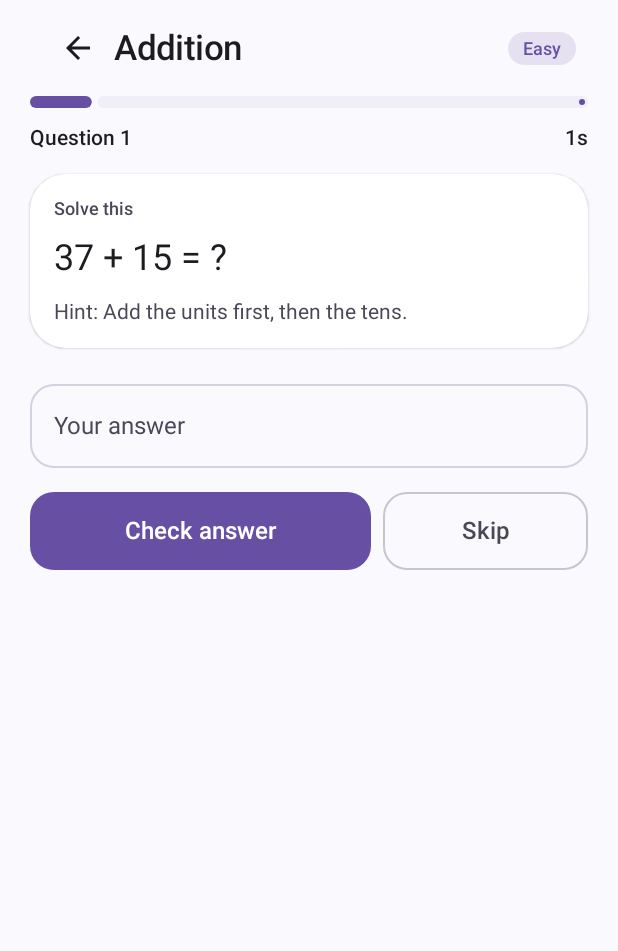
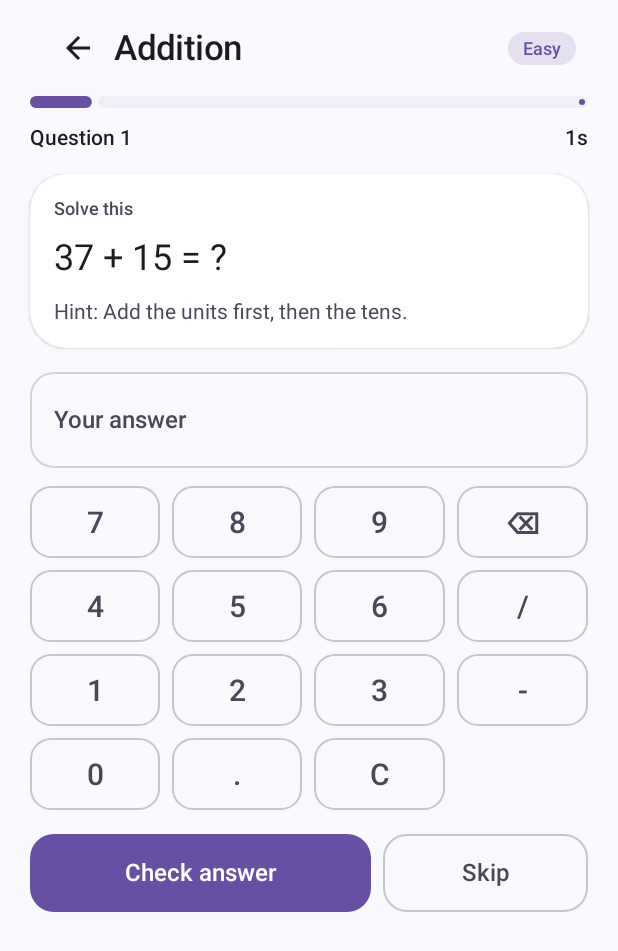
Before and after one commit to praryan63/Mathmaster-, an Android app built with Jetpack Compose: the screen it shows after launch (MainActivity), after a tap on "Addition", on a phone screen of 412 x 824 dp. Shown: the top 951 px of the screen. Run offline under Robolectric (Android 15) with nearby library versions, the phone set to English and light mode, and no system bars; our stand-ins replace Room's generated code.

Commit message:
add number keypad

```diff
--- a/app/src/main/java/com/mathmaster/app/ui/common/Components.kt
+++ b/app/src/main/java/com/mathmaster/app/ui/common/Components.kt
@@ -1,5 +1,9 @@
 package com.mathmaster.app.ui.common
 
+import androidx.compose.foundation.border
+import androidx.compose.foundation.layout.Box
+import androidx.compose.foundation.layout.PaddingValues
+import androidx.compose.foundation.layout.RowScope
 import androidx.compose.material.icons.Icons
 import androidx.compose.material.icons.automirrored.filled.ArrowBack
 import androidx.compose.foundation.Canvas
@@ -203,7 +207,7 @@ fun Chip(text: String, color: Color = MaterialTheme.colorScheme.primary) {
 }
 
 @Composable
-fun AnswerField(
+fun AnswerFieldOld(
     value: String,
     onValueChange: (String) -> Unit,
     onSubmit: () -> Unit,
@@ -294,3 +298,79 @@ fun LinearProgressIndicatorCompat(progress: Float, modifier: Modifier = Modifier
         trackColor = MaterialTheme.colorScheme.surfaceVariant
     )
 }
+
+@Composable
+fun AnswerField(
+    value: String,
+    onValueChange: (String) -> Unit,
+    onSubmit: () -> Unit,
+    enabled: Boolean = true,
+    label: String = "Your answer",
+    showYesNo: Boolean = false
+) {
+    Column(modifier = Modifier.fillMaxWidth()) {
+        Box(
+            modifier = Modifier
+                .fillMaxWidth()
+                .height(64.dp)
+                .border(1.dp, MaterialTheme.colorScheme.outline, RoundedCornerShape(16.dp))
+                .padding(horizontal = 16.dp),
+            contentAlignment = Alignment.CenterStart
+        ) {
+            if (value.isEmpty()) {
+                Text(
+                    label,
+                    style = MaterialTheme.typography.titleMedium,
+                    color = MaterialTheme.colorScheme.onSurfaceVariant
+                )
+            } else {
+                Text(value, style = MaterialTheme.typography.headlineSmall)
+            }
+        }
+        Spacer(modifier = Modifier.height(12.dp))
+        if (showYesNo) {
+            Row(horizontalArrangement = Arrangement.spacedBy(8.dp), modifier = Modifier.fillMaxWidth()) {
+                PadKey("Yes", enabled) { onValueChange("yes") }
+                PadKey("No", enabled) { onValueChange("no") }
+            }
+        } else {
+            val rows = listOf(
+                listOf("7", "8", "9", "⌫"),
+                listOf("4", "5", "6", "/"),
+                listOf("1", "2", "3", "-"),
+                listOf("0", ".", "C", "")
+            )
+            rows.forEachIndexed { index, keys ->
+                if (index > 0) Spacer(modifier = Modifier.height(8.dp))
+                Row(horizontalArrangement = Arrangement.spacedBy(8.dp), modifier = Modifier.fillMaxWidth()) {
+                    keys.forEach { key ->
+                        if (key.isEmpty()) {
+                            Spacer(modifier = Modifier.weight(1f))
+                        } else {
+                            PadKey(key, enabled) {
+                                when (key) {
+                                    "⌫" -> onValueChange(value.dropLast(1))
+                                    "C" -> onValueChange("")
+                                    else -> onValueChange(value + key)
+                                }
+                            }
+                        }
+                    }
+                }
+            }
+        }
+    }
+}
+
+@Composable
+private fun RowScope.PadKey(label: String, enabled: Boolean, onClick: () -> Unit) {
+    OutlinedButton(
+        onClick = onClick,
+        enabled = enabled,
+        modifier = Modifier.weight(1f).height(48.dp),
+        shape = RoundedCornerShape(14.dp),
+        contentPadding = PaddingValues(0.dp)
+    ) {
+        Text(label, style = MaterialTheme.typography.titleLarge)
+    }
+}
--- a/app/src/main/java/com/mathmaster/app/ui/screens/PracticeScreen.kt
+++ b/app/src/main/java/com/mathmaster/app/ui/screens/PracticeScreen.kt
@@ -132,7 +132,8 @@ fun PracticeScreen(
             value = state.input,
             onValueChange = viewModel::onInputChange,
             onSubmit = { viewModel.submit() },
-            enabled = state.feedback == FeedbackKind.NONE
+            enabled = state.feedback == FeedbackKind.NONE,
+            showYesNo = question.answer.trim().lowercase() in listOf("yes", "no")
         )
 
         if (state.feedback != FeedbackKind.NONE) {
```
